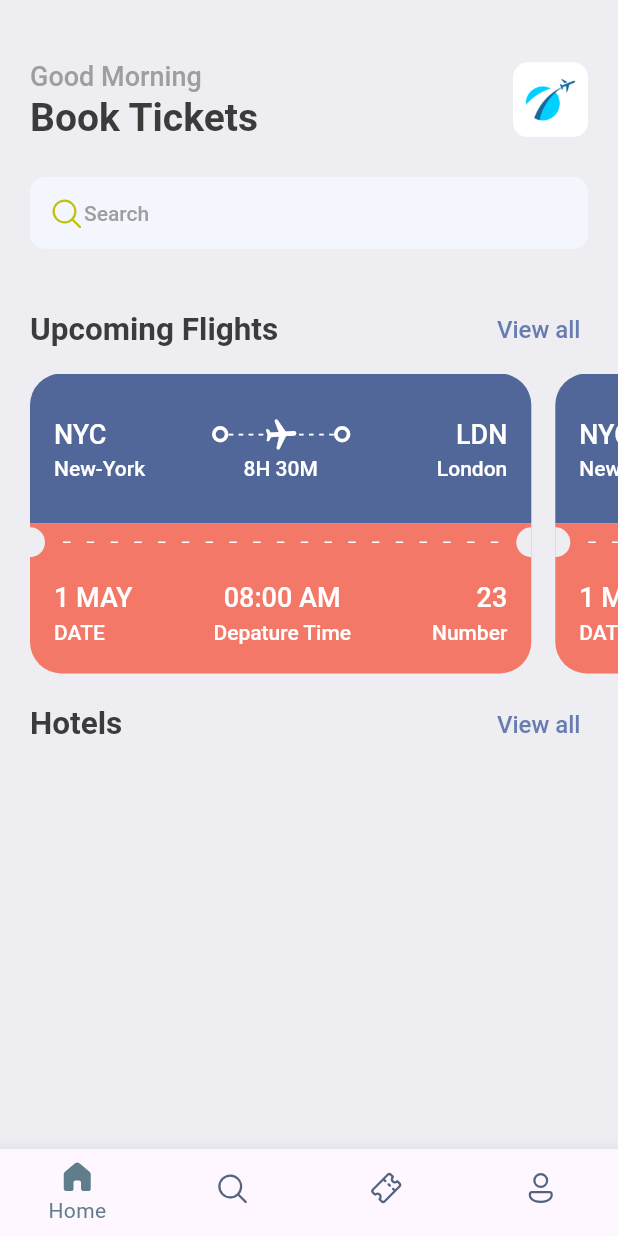
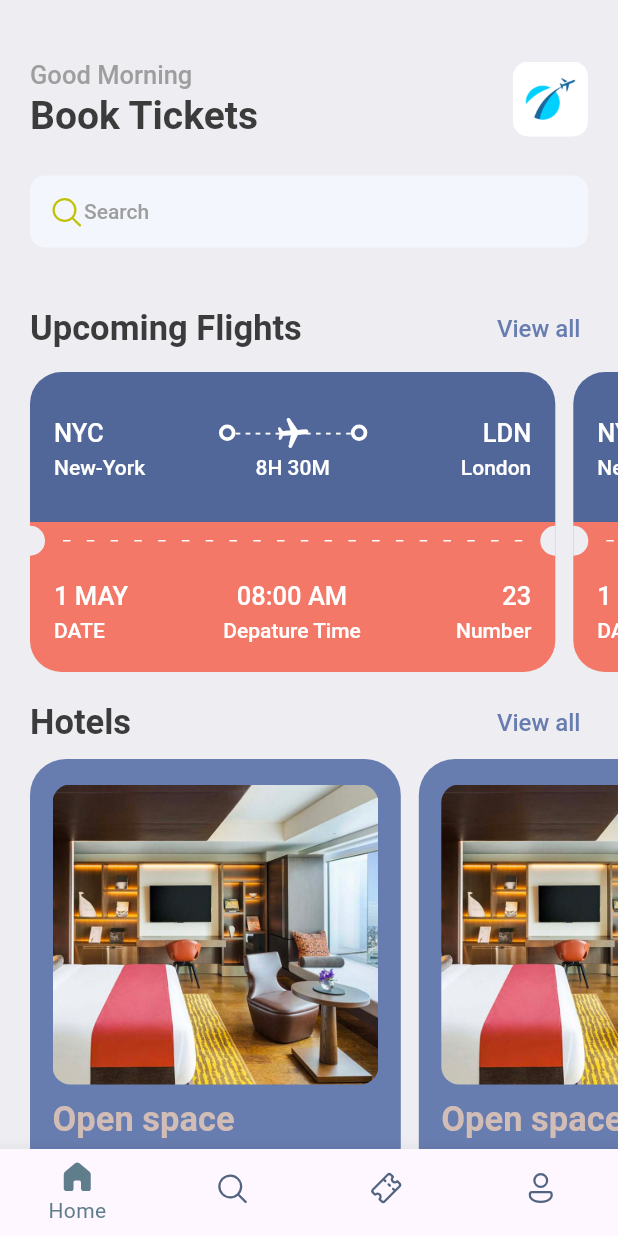
Before and after one commit to fjr619/BookTickets, a Flutter app: the screen it shows after launch, on a phone screen of 412 x 824 dp. Run offline on Flutter 3.47's test engine with Material 2 defaults, Android fonts, the phone set to English and light mode, and no system bars; our stand-ins replace fluentui_system_icons, gap.

Commit message:
home screen: hotels view part 1

```diff
--- a/lib/screens/home/home_screen.dart
+++ b/lib/screens/home/home_screen.dart
@@ -1,3 +1,4 @@
+import 'package:booktickets/screens/home/hotel_view.dart';
 import 'package:booktickets/screens/home/ticket_view.dart';
 import 'package:booktickets/util/app_style.dart';
 import 'package:fluentui_system_icons/fluentui_system_icons.dart';
@@ -70,7 +71,6 @@ class HomeScreen extends StatelessWidget {
               ],
             ),
           ),
-
           const Gap(30),
 
           /**
@@ -110,28 +110,26 @@ class HomeScreen extends StatelessWidget {
                   ],
                 ),
               ),
-
               const Gap(5),
-
               SizedBox(
                   // padding: EdgeInsets.only(left: 20),
                   height: 200,
-                  child: ListView(
-                    padding: const EdgeInsets.only(left: 20),
+                  child: ListView.separated(
                       scrollDirection: Axis.horizontal,
-                    children: const [
-                      TicketView(),
-                      TicketView(),
-                    ],
-                  )),
+                      padding: const EdgeInsets.only(left: 20, right: 16),
+                      itemBuilder: (context, index) => TicketView(),
+                      separatorBuilder: (context, index) => Gap(12),
+                      itemCount: 3)),
             ],
           ),
-
           const Gap(10),
 
           /**
            * Hotels section
            */
+          Container(
+              child: Column(
+            children: [
               Container(
                 padding: const EdgeInsets.symmetric(horizontal: 20),
                 child: Row(
@@ -163,7 +161,21 @@ class HomeScreen extends StatelessWidget {
                     ),
                   ],
                 ),
-          )
+              ),
+
+              SizedBox(
+                height: 350,
+                child: ListView.separated(
+                  padding: const EdgeInsets.only(left: 20, right: 16),
+                  scrollDirection: Axis.horizontal,
+                  itemCount: 6,
+                  separatorBuilder: (context, index) => const Gap(12,),
+                  itemBuilder: (context, index) => HotelView(),
+                ),
+              ),
+            ],
+          )),
+
         ],
       ),
     );
--- /dev/null
+++ b/lib/screens/home/hotel_view.dart
@@ -0,0 +1,55 @@
+import 'package:booktickets/util/app_layout.dart';
+import 'package:booktickets/util/app_style.dart';
+import 'package:flutter/cupertino.dart';
+import 'package:flutter/material.dart';
+import 'package:gap/gap.dart';
+
+class HotelView extends StatelessWidget {
+  const HotelView({super.key});
+
+  @override
+  Widget build(BuildContext context) {
+    final Size size = AppLayout.getSize(context);
+    return Container(
+      width: size.width * 0.6,
+      height: 350,
+      padding: EdgeInsets.symmetric(horizontal: 15, vertical: 17),
+      decoration: BoxDecoration(
+        color: Styles.primaryColor,
+        borderRadius: BorderRadius.circular(24),
+      ),
+      child: Column(
+        crossAxisAlignment: CrossAxisAlignment.start,
+        children: [
+          // Container(
+          //   height: 180,
+          //   decoration: BoxDecoration(
+          //     borderRadius: BorderRadius.circular(12),
+          //     color: Styles.primaryColor,
+          //     // image:
+          //     //     DecorationImage(image: AssetImage("assets/images/one.png"), fit: BoxFit.cover),
+          //   ),
+          //   child: ClipRRect(
+          //     borderRadius: BorderRadius.circular(12),
+          //     child: const Image(image: AssetImage("assets/images/one.png"), fit: BoxFit.cover),
+          //   )
+          // )
+
+          SizedBox(
+            height: 200,
+            child: ClipRRect(
+              borderRadius: BorderRadius.circular(12),
+              child: const Image(image: AssetImage("assets/images/one.png"), fit: BoxFit.cover),
+            ),
+          ),
+          const Gap(10),
+          Text("Open space", style: Styles.headlineTextStyle2.copyWith(color: Color(0xFFd2bdb6)),),
+          const Gap(5),
+          Text("London", style: Styles.headlineTextStyle3.copyWith(color: Colors.white),),
+          const Gap(8),
+          Text("\$40/night", style: Styles.headlineTextStyle.copyWith(color: Color(0xFFd2bdb6)),),
+        ],
+      ),
+    );
+  }
+}
--- a/lib/screens/home/ticket_view.dart
+++ b/lib/screens/home/ticket_view.dart
@@ -16,7 +16,6 @@ class TicketView extends StatelessWidget {
       width: size.width * 0.85,
       height: 200,
       child: Container(
-        margin: const EdgeInsets.only(right: 16),
         child: Column(
           children: [
             //showing the part of the card/ticket
--- a/lib/util/app_style.dart
+++ b/lib/util/app_style.dart
@@ -22,13 +22,13 @@ class Styles {
   );
 
   static TextStyle headlineTextStyle2 = TextStyle(
-    fontSize: 21,
+    fontSize: 23,
     color: textColor,
     fontWeight: FontWeight.bold
   );
 
   static TextStyle headlineTextStyle3 = TextStyle(
-    fontSize: 18,
+    fontSize: 17,
     color: Colors.grey.shade500,
     fontWeight: FontWeight.w500
   );
```
Lines whose indentation alone changed are shown as unchanged.
